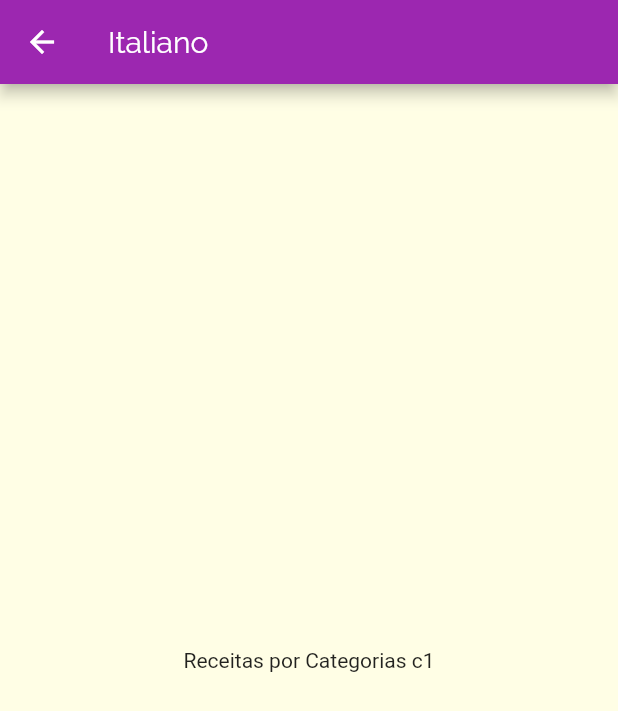
After one commit to ferreirajose/meals, a Flutter app: the screen it shows after launch, after a tap on "Italiano", on a phone screen of 412 x 824 dp. The commit adds this screen. Shown: the top 711 px of the screen. Run offline on Flutter 3.47's test engine with Material 2 defaults, Android fonts, the phone set to English and light mode, and no system bars.

Commit message:
add rotas exibindo titulo e id da categoria selecionada

```diff
--- a/lib/components/category_item.dart
+++ b/lib/components/category_item.dart
@@ -1,14 +1,44 @@
+import 'dart:io';
+
+import 'package:flutter/cupertino.dart';
 import 'package:flutter/material.dart';
 import 'package:meals/models/catergory.dart';
+import 'package:meals/screens/categories_meals_screen.dart';
 
 class CategoryItem extends StatelessWidget {
   final Category category;
 
-  const CategoryItem(this.category);
+  CategoryItem(this.category);
+
+  // final router = Platform.isIOS
+  //     ? CupertinoPageRoute(builder: (_) {
+  //         return CategoriesMealsScreen(this.category);
+  //       })
+  //     : MaterialPageRoute(builder: (_) {
+  //         return CategoriesMealsScreen(this.category);
+  //       });
+
+  void _selectCategory(BuildContext context) {
+    /**
+     * @TODO
+     * Cannot install a MaterialPageRoute<dynamic> after disposing it.
+     * Esse erro acima pode ocorrer quando se navegar para outras telas,
+     * o problemas acontece depois de um certo tempo
+     *  */
+
+    Navigator.of(context).push(MaterialPageRoute(builder: (_) {
+      return CategoriesMealsScreen(this.category);
+    }));
+  }
 
   @override
   Widget build(BuildContext context) {
-    return Container(
+    return InkWell(
+      onTap: () => _selectCategory(context),
+      splashColor: Theme.of(context)
+          .primaryColor, // Cor de bag quado for pressionado um card na tela
+      borderRadius: BorderRadius.circular(15),
+      child: Container(
         padding: const EdgeInsets.all(15),
         child: Text(
           category.title,
@@ -21,6 +51,7 @@ class CategoryItem extends StatelessWidget {
               begin: Alignment.topLeft,
               end: Alignment.bottomRight),
         ),
+      ),
     );
   }
 }
--- /dev/null
+++ b/lib/screens/categories_meals_screen.dart
@@ -0,0 +1,29 @@
+import 'dart:io';
+
+import 'package:flutter/cupertino.dart';
+import 'package:flutter/material.dart';
+import 'package:meals/models/catergory.dart';
+
+class CategoriesMealsScreen extends StatelessWidget {
+  final Category category;
+
+  const CategoriesMealsScreen(this.category);
+
+  @override
+  Widget build(BuildContext context) {
+    return Platform.isIOS
+        ? CupertinoPageScaffold(
+            child: Center(
+              child: Text('Receitas por Categorias ${category.id}'),
+            ),
+          )
+        : Scaffold(
+            appBar: AppBar(
+              title: Text(category.title),
+            ),
+            body: Center(
+              child: Text('Receitas por Categorias ${category.id}'),
+            ),
+          );
+  }
+}
```
Also changed, not shown: lib/screens/categories_screen.dart (+5 -2 lines). Lines whose indentation alone changed are shown as unchanged.
